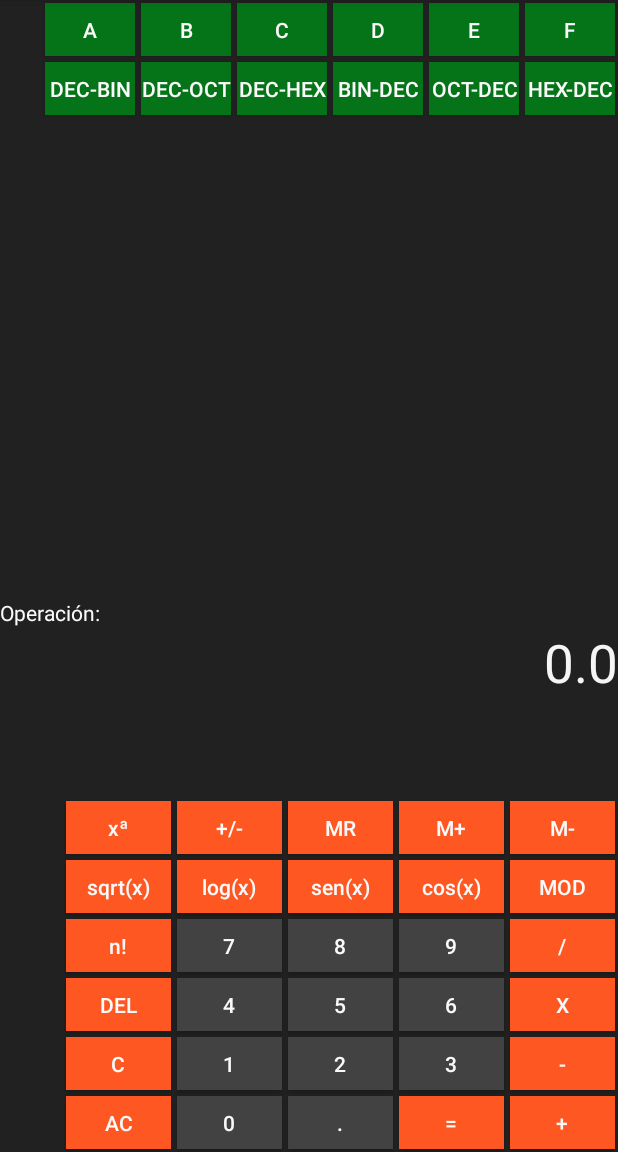
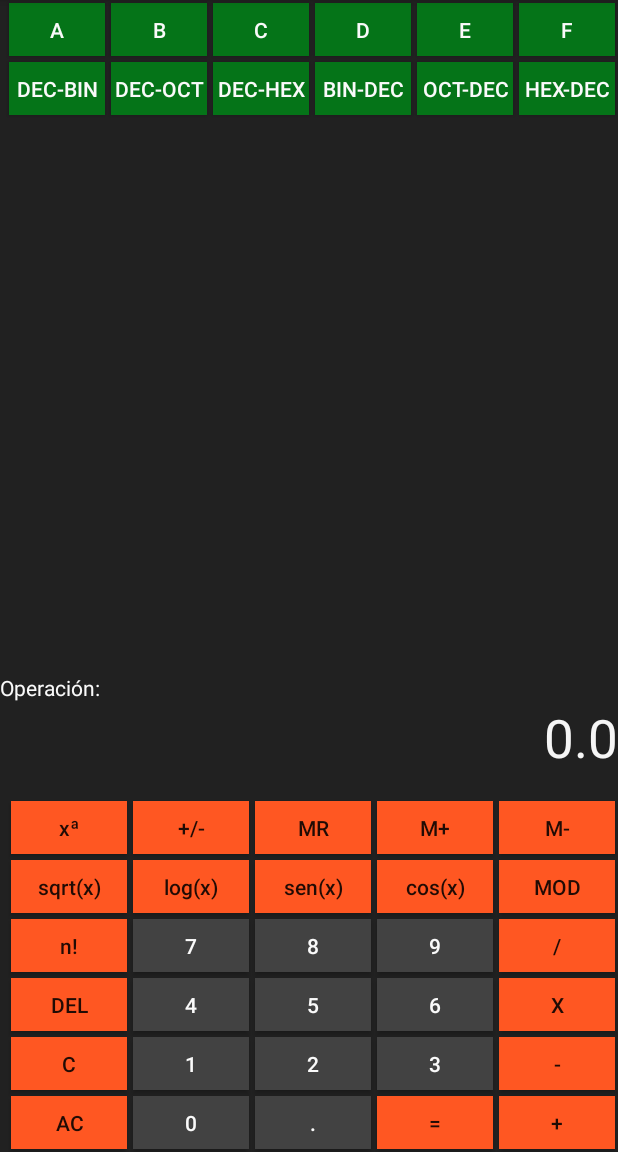
Before and after one commit to afcarrera/Calculadora_Android, an Android app: the screen it shows after launch (OperacionMainActivity), on a phone screen of 412 x 824 dp, the part 84-1236 px from its top. Run offline under Robolectric (Android 15) with nearby library versions, the phone set to English and light mode, and no system bars.

Commit message:
Cambio de color a botones

```diff
--- a/app/src/main/res/layout/activity_main.xml
+++ b/app/src/main/res/layout/activity_main.xml
@@ -17,13 +17,13 @@
             android:layout_gravity="center"
             android:layout_toStartOf="@+id/gridLayout"
             android:columnCount="6"
-            android:orientation="horizontal"
+            android:orientation="vertical"
             android:padding="0dp"
             android:rowCount="2">
 
                 <Button
                     android:id="@+id/btnA"
-                    android:layout_width="60dp"
+                    android:layout_width="64dp"
                     android:layout_height="35dp"
                     android:layout_column="0"
                     android:layout_margin="2dp"
@@ -34,7 +34,7 @@
 
                 <Button
                     android:id="@+id/btnB"
-                    android:layout_width="60dp"
+                    android:layout_width="64dp"
                     android:layout_height="35dp"
                     android:layout_column="1"
                     android:layout_margin="2dp"
@@ -45,7 +45,7 @@
 
                 <Button
                     android:id="@+id/btnCe"
-                    android:layout_width="60dp"
+                    android:layout_width="64dp"
                     android:layout_height="35dp"
                     android:layout_column="2"
                     android:layout_margin="2dp"
@@ -56,7 +56,7 @@
 
                 <Button
                     android:id="@+id/btnD"
-                    android:layout_width="60dp"
+                    android:layout_width="64dp"
                     android:layout_height="35dp"
                     android:layout_column="3"
                     android:layout_margin="2dp"
@@ -67,7 +67,7 @@
 
                 <Button
                     android:id="@+id/btnE"
-                    android:layout_width="60dp"
+                    android:layout_width="64dp"
                     android:layout_height="35dp"
                     android:layout_column="4"
                     android:layout_margin="2dp"
@@ -78,7 +78,7 @@
 
                 <Button
                     android:id="@+id/btnF"
-                    android:layout_width="60dp"
+                    android:layout_width="64dp"
                     android:layout_height="35dp"
                     android:layout_column="5"
                     android:layout_margin="2dp"
@@ -89,7 +89,7 @@
 
                 <Button
                     android:id="@+id/btnDecimalBinario"
-                    android:layout_width="60dp"
+                    android:layout_width="64dp"
                     android:layout_height="35dp"
                     android:layout_column="0"
                     android:layout_margin="2dp"
@@ -100,7 +100,7 @@
 
                 <Button
                     android:id="@+id/btnDecimalOctal"
-                    android:layout_width="60dp"
+                    android:layout_width="64dp"
                     android:layout_height="35dp"
                     android:layout_column="1"
                     android:layout_margin="2dp"
@@ -111,7 +111,7 @@
 
                 <Button
                     android:id="@+id/btnDecimalHexadecimal"
-                    android:layout_width="60dp"
+                    android:layout_width="64dp"
                     android:layout_height="35dp"
                     android:layout_column="2"
                     android:layout_margin="2dp"
@@ -122,7 +122,7 @@
 
                 <Button
                     android:id="@+id/btnBinarioDecimal"
-                    android:layout_width="60dp"
+                    android:layout_width="64dp"
                     android:layout_height="35dp"
                     android:layout_column="3"
                     android:layout_margin="2dp"
@@ -132,7 +132,7 @@
                     android:textColor="#FAFAFA" />
                 <Button
                     android:id="@+id/btnOctalDecimal"
-                    android:layout_width="60dp"
+                    android:layout_width="64dp"
                     android:layout_height="35dp"
                     android:layout_column="4"
                     android:layout_margin="2dp"
@@ -143,7 +143,7 @@
 
                 <Button
                     android:id="@+id/btnHexadecimalDecimal"
-                    android:layout_width="60dp"
+                    android:layout_width="64dp"
                     android:layout_height="35dp"
                     android:layout_column="5"
                     android:layout_margin="2dp"
@@ -228,7 +228,7 @@
                     android:layout_centerHorizontal="true"
                     android:layout_marginBottom="14dp"
                     android:layout_weight="0.10"
-                    android:height="100dp"
+                    android:height="50dp"
                     android:text="0.0"
                     android:textAlignment="textEnd"
                     android:textColor="#F5F5F5"
@@ -241,7 +241,7 @@
             android:layout_height="wrap_content"
             android:layout_gravity="center"
             android:columnCount="5"
-            android:orientation="horizontal"
+            android:orientation="vertical"
             android:padding="0dp"
             android:rowCount="9"
             android:layout_alignParentBottom="true"
@@ -249,40 +249,37 @@
 
                 <Button
                     android:id="@+id/btnDivision"
-                    android:layout_width="70dp"
+                    android:layout_width="77dp"
                     android:layout_height="35dp"
                     android:layout_column="4"
                     android:layout_margin="2dp"
                     android:layout_row="5"
                     android:background="#FF5722"
-                    android:text="/"
-                    android:textColor="#FAFAFA" />
+                    android:text="/" />
 
                 <Button
                     android:id="@+id/btnModulo"
-                    android:layout_width="70dp"
+                    android:layout_width="77dp"
                     android:layout_height="35dp"
                     android:layout_column="4"
                     android:layout_margin="2dp"
                     android:layout_row="4"
                     android:background="#FF5722"
-                    android:text="MOD"
-                    android:textColor="#FAFAFA" />
+                    android:text="MOD"/>
 
                 <Button
                     android:id="@+id/btnMMenos"
-                    android:layout_width="70dp"
+                    android:layout_width="77dp"
                     android:layout_height="35dp"
                     android:layout_column="4"
                     android:layout_margin="2dp"
                     android:layout_row="3"
                     android:background="#FF5722"
-                    android:text="M-"
-                    android:textColor="#FAFAFA" />
+                    android:text="M-" />
 
                 <Button
                     android:id="@+id/btnPunto"
-                    android:layout_width="70dp"
+                    android:layout_width="77dp"
                     android:layout_height="35dp"
                     android:layout_column="2"
                     android:layout_margin="2dp"
@@ -293,7 +290,7 @@
 
                 <Button
                     android:id="@+id/btnCero"
-                    android:layout_width="70dp"
+                    android:layout_width="77dp"
                     android:layout_height="35dp"
                     android:layout_column="1"
                     android:layout_margin="2dp"
@@ -304,40 +301,37 @@
 
                 <Button
                     android:id="@+id/btnResta"
-                    android:layout_width="70dp"
+                    android:layout_width="77dp"
                     android:layout_height="35dp"
                     android:layout_column="4"
                     android:layout_margin="2dp"
                     android:layout_row="7"
                     android:background="#FF5722"
-                    android:text="-"
-                    android:textColor="#FAFAFA" />
+                    android:text="-" />
 
                 <Button
                     android:id="@+id/btnSuma"
-                    android:layout_width="70dp"
+                    android:layout_width="77dp"
                     android:layout_height="35dp"
                     android:layout_column="4"
                     android:layout_margin="2dp"
                     android:layout_row="8"
                     android:background="#FF5722"
-                    android:text="+"
-                    android:textColor="#FAFAFA" />
+                    android:text="+" />
 
                 <Button
                     android:id="@+id/btnIgual"
-                    android:layout_width="70dp"
+                    android:layout_width="77dp"
                     android:layout_height="35dp"
                     android:layout_column="3"
                     android:layout_margin="2dp"
                     android:layout_row="8"
                     android:background="#FF5722"
-                    android:text="="
-                    android:textColor="#FAFAFA" />
+                    android:text="=" />
 
                 <Button
                     android:id="@+id/btnOcho"
-                    android:layout_width="70dp"
+                    android:layout_width="77dp"
                     android:layout_height="35dp"
                     android:layout_column="2"
                     android:layout_margin="2dp"
@@ -348,7 +342,7 @@
 
                 <Button
                     android:id="@+id/btnDos"
-                    android:layout_width="70dp"
+                    android:layout_width="77dp"
                     android:layout_height="35dp"
                     android:layout_column="2"
                     android:layout_margin="2dp"
@@ -359,7 +353,7 @@
 
                 <Button
                     android:id="@+id/btnCuatro"
-                    android:layout_width="70dp"
+                    android:layout_width="77dp"
                     android:layout_height="35dp"
                     android:layout_column="1"
                     android:layout_margin="2dp"
@@ -370,7 +364,7 @@
 
                 <Button
                     android:id="@+id/btnTres"
-                    android:layout_width="70dp"
+                    android:layout_width="77dp"
                     android:layout_height="35dp"
                     android:layout_column="3"
                     android:layout_margin="2dp"
@@ -381,7 +375,7 @@
 
                 <Button
                     android:id="@+id/btnUno"
-                    android:layout_width="70dp"
+                    android:layout_width="77dp"
                     android:layout_height="35dp"
                     android:layout_column="1"
                     android:layout_margin="2dp"
@@ -392,7 +386,7 @@
 
                 <Button
                     android:id="@+id/btnSeis"
-                    android:layout_width="70dp"
+                    android:layout_width="77dp"
                     android:layout_height="35dp"
                     android:layout_column="3"
                     android:layout_margin="2dp"
@@ -403,7 +397,7 @@
 
                 <Button
                     android:id="@+id/btnCinco"
-                    android:layout_width="70dp"
+                    android:layout_width="77dp"
                     android:layout_height="35dp"
                     android:layout_column="2"
                     android:layout_margin="2dp"
@@ -414,7 +408,7 @@
 
                 <Button
                     android:id="@+id/btnNueve"
-                    android:layout_width="70dp"
+                    android:layout_width="77dp"
                     android:layout_height="35dp"
                     android:layout_column="3"
                     android:layout_margin="2dp"
@@ -425,7 +419,7 @@
 
                 <Button
                     android:id="@+id/btnSiete"
-                    android:layout_width="70dp"
+                    android:layout_width="77dp"
                     android:layout_height="35dp"
                     android:layout_column="1"
                     android:layout_margin="2dp"
@@ -436,154 +430,141 @@
 
                 <Button
                     android:id="@+id/btnMultiplicacion"
-                    android:layout_width="70dp"
+                    android:layout_width="77dp"
                     android:layout_height="35dp"
                     android:layout_column="4"
                     android:layout_margin="2dp"
                     android:layout_row="6"
                     android:background="#FF5722"
-                    android:text="X"
-                    android:textColor="#FAFAFA" />
+                    android:text="X" />
 
                 <Button
                     android:id="@+id/btnMPlus"
-                    android:layout_width="70dp"
+                    android:layout_width="77dp"
                     android:layout_height="35dp"
                     android:layout_column="3"
                     android:layout_margin="2dp"
                     android:layout_row="3"
                     android:background="#FF5722"
-                    android:text="M+"
-                    android:textColor="#FAFAFA" />
+                    android:text="M+" />
 
                 <Button
                     android:id="@+id/btnMR"
-                    android:layout_width="70dp"
+                    android:layout_width="77dp"
                     android:layout_height="35dp"
                     android:layout_column="2"
                     android:layout_margin="2dp"
                     android:layout_row="3"
                     android:background="#FF5722"
-                    android:text="MR"
-                    android:textColor="#FAFAFA" />
+                    android:text="MR"/>
 
                 <Button
                     android:id="@+id/btnAC"
-                    android:layout_width="70dp"
+                    android:layout_width="77dp"
                     android:layout_height="35dp"
                     android:layout_column="0"
                     android:layout_margin="2dp"
                     android:layout_row="8"
                     android:background="#FF5722"
-                    android:text="AC"
-                    android:textColor="#FAFAFA" />
+                    android:text="AC" />
 
                 <Button
                     android:id="@+id/btnC"
-                    android:layout_width="70dp"
+                    android:layout_width="77dp"
                     android:layout_height="35dp"
                     android:layout_column="0"
                     android:layout_margin="2dp"
                     android:layout_row="7"
                     android:background="#FF5722"
-                    android:text="C"
-                    android:textColor="#FAFAFA" />
+                    android:text="C" />
 
                 <Button
                     android:id="@+id/btnFactorial"
-                    android:layout_width="70dp"
+                    android:layout_width="77dp"
                     android:layout_height="35dp"
                     android:layout_column="0"
                     android:layout_margin="2dp"
                     android:layout_row="5"
                     android:background="#FF5722"
                     android:text="n!"
-                    android:textAllCaps="false"
-                    android:textColor="#FAFAFA" />
+                    android:textAllCaps="false" />
 
                 <Button
                     android:id="@+id/btnExponente"
-                    android:layout_width="70dp"
+                    android:layout_width="77dp"
                     android:layout_height="35dp"
                     android:layout_column="0"
                     android:layout_margin="2dp"
                     android:layout_row="3"
                     android:background="#FF5722"
                     android:text="xª"
-                    android:textAllCaps="false"
-                    android:textColor="#FAFAFA" />
+                    android:textAllCaps="false"/>
 
                 <Button
                     android:id="@+id/btnDEL"
-                    android:layout_width="70dp"
+                    android:layout_width="77dp"
                     android:layout_height="35dp"
                     android:layout_column="0"
                     android:layout_margin="2dp"
                     android:layout_row="6"
                     android:background="#FF5722"
                     android:text="DEL"
-                    android:textAllCaps="false"
-                    android:textColor="#FAFAFA" />
+                    android:textAllCaps="false"/>
 
                 <Button
                     android:id="@+id/btnRaizCuadrada"
-                    android:layout_width="70dp"
+                    android:layout_width="77dp"
                     android:layout_height="35dp"
                     android:layout_column="0"
                     android:layout_margin="2dp"
                     android:layout_row="4"
                     android:background="#FF5722"
                     android:text="sqrt(x)"
-                    android:textAllCaps="false"
-                    android:textColor="#FAFAFA" />
+                    android:textAllCaps="false" />
 
                 <Button
                     android:id="@+id/btnLogaritmo"
-                    android:layout_width="70dp"
+                    android:layout_width="77dp"
                     android:layout_height="35dp"
                     android:layout_column="1"
                     android:layout_margin="2dp"
                     android:layout_row="4"
                     android:background="#FF5722"
                     android:text="log(x)"
-                    android:textAllCaps="false"
-                    android:textColor="#FAFAFA" />
+                    android:textAllCaps="false" />
 
                 <Button
                     android:id="@+id/btnCambioSigno"
-                    android:layout_width="70dp"
+                    android:layout_width="77dp"
                     android:layout_height="35dp"
                     android:layout_column="1"
                     android:layout_margin="2dp"
                     android:layout_row="3"
                     android:background="#FF5722"
                     android:text="+/-"
-                    android:textAllCaps="false"
-                    android:textColor="#FAFAFA" />
+                    android:textAllCaps="false"/>
 
                 <Button
                     android:id="@+id/btnCoseno"
-                    android:layout_width="70dp"
+                    android:layout_width="77dp"
                     android:layout_height="35dp"
                     android:layout_column="3"
                     android:layout_margin="2dp"
                     android:layout_row="4"
                     android:background="#FF5722"
                     android:text="cos(x)"
-                    android:textAllCaps="false"
-                    android:textColor="#FAFAFA" />
+                    android:textAllCaps="false" />
 
                 <Button
                     android:id="@+id/btnSeno"
-                    android:layout_width="70dp"
+                    android:layout_width="77dp"
                     android:layout_height="35dp"
                     android:layout_column="2"
                     android:layout_margin="2dp"
                     android:layout_row="4"
                     android:background="#FF5722"
                     android:text="sen(x)"
-                    android:textAllCaps="false"
-                    android:textColor="#FAFAFA" />
+                    android:textAllCaps="false" />
         </GridLayout>
 
 </RelativeLayout>
```
